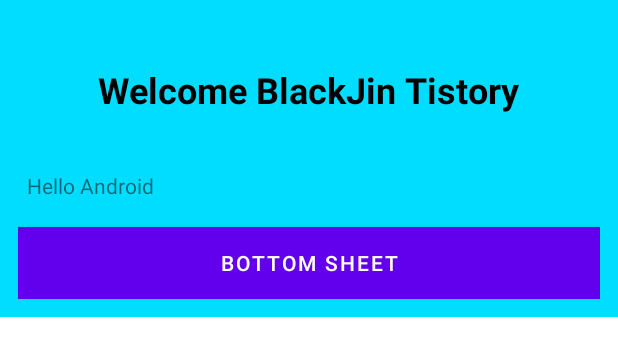
After one commit to songwooseung/2022-SW-Hackathon, an Android app: the layout activity_bottom.xml on its own in the app's theme, with its tools: preview values and no code run, on a phone screen of 412 x 824 dp. The commit adds this screen. Shown: the top 356 px of the screen. Run offline under Robolectric (Android 15) with nearby library versions, the phone set to English and light mode, and no system bars.

Commit message:
minor change

```diff
--- a/app/build.gradle
+++ b/app/build.gradle
@@ -25,8 +25,8 @@ android {
         sourceCompatibility JavaVersion.VERSION_1_8
         targetCompatibility JavaVersion.VERSION_1_8
     }
-    splits{
-        abi{
+    splits {
+        abi {
             enable true
             reset()
             include 'x86', 'x86_64', 'armeabi', 'armeabi-v7a'
--- /dev/null
+++ b/app/src/main/res/layout/activity_bottom.xml
@@ -0,0 +1,53 @@
+<?xml version="1.0" encoding="utf-8"?>
+<LinearLayout xmlns:android="http://schemas.android.com/apk/res/android"
+    xmlns:app="http://schemas.android.com/apk/res-auto"
+    android:id="@+id/bottomSheet"
+    android:layout_width="match_parent"
+    android:layout_height="wrap_content"
+    android:background="@android:color/holo_blue_bright"
+    android:orientation="vertical"
+    android:padding="12dp"
+    app:behavior_hideable="false"
+    app:behavior_peekHeight="100dp"
+    app:layout_behavior="com.google.android.material.bottomsheet.BottomSheetBehavior">
+
+    <LinearLayout
+        android:layout_width="match_parent"
+        android:layout_height="96dp"
+        android:orientation="horizontal">
+
+        <LinearLayout
+            android:layout_width="0dp"
+            android:layout_height="match_parent"
+            android:layout_weight="5"
+            android:gravity="center"
+            android:orientation="vertical">
+
+            <TextView
+                android:layout_width="wrap_content"
+                android:layout_height="wrap_content"
+                android:text="Welcome BlackJin Tistory"
+                android:textColor="#000000"
+                android:textSize="24sp"
+                android:textStyle="bold" />
+
+        </LinearLayout>
+
+    </LinearLayout>
+
+    <TextView
+        android:layout_width="wrap_content"
+        android:layout_height="wrap_content"
+        android:layout_margin="6dp"
+        android:drawablePadding="16dp"
+        android:text="Hello Android" />
+
+    <Button
+        android:layout_width="match_parent"
+        android:layout_height="wrap_content"
+        android:layout_marginTop="12dp"
+        android:background="@color/white"
+        android:text="Bottom Sheet"
+        android:textColor="@android:color/white" />
+
+</LinearLayout>
```
Also changed, not shown: app/src/main/java/com/example/hackerthon/MainActivity.java (+8 -15 lines), app/src/main/res/layout/activity_main.xml (+6 -7 lines).
